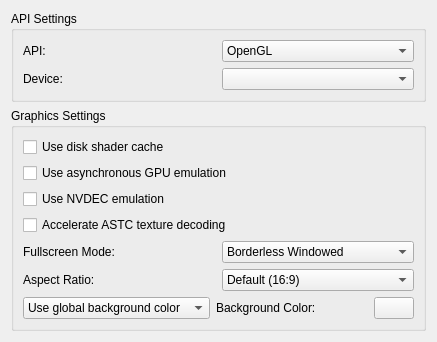
Qt form src/yuzu/configuration/configure_graphics.ui (yuzu-emu-mirror/yuzu) before a commit.
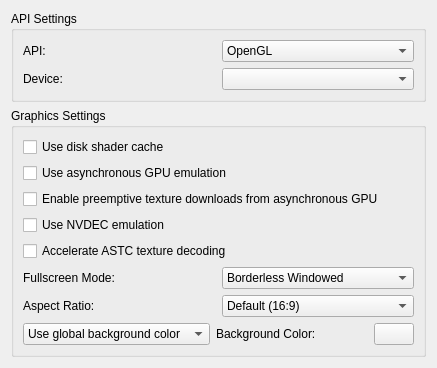
The same form after that commit.

Commit message: Allow disabling preemptive texture downloads

```diff
--- a/src/yuzu/configuration/configure_graphics.ui
+++ b/src/yuzu/configuration/configure_graphics.ui
@@ -97,6 +97,13 @@
           </property>
          </widget>
         </item>
+        <item>
+         <widget class="QCheckBox" name="enable_preemptive_downloads">
+          <property name="text">
+           <string>Enable preemptive texture downloads from asynchronous GPU</string>
+          </property>
+         </widget>
+        </item>
         <item>
          <widget class="QCheckBox" name="use_nvdec_emulation">
           <property name="text">
```
The commit also changes 11 other files.
